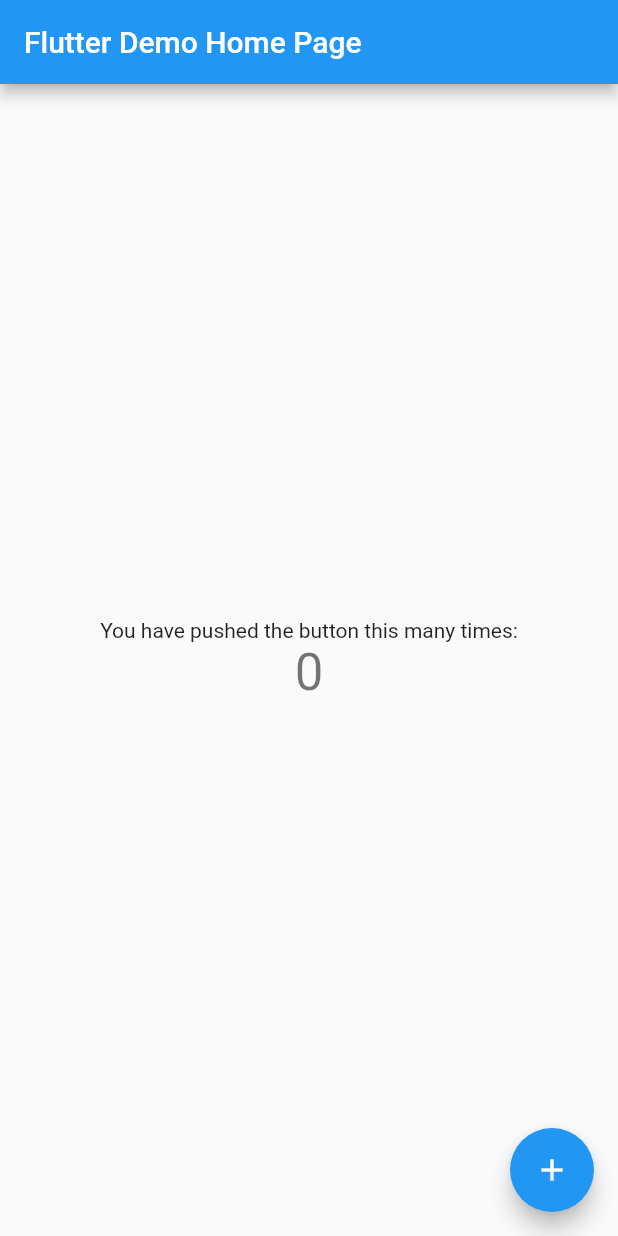
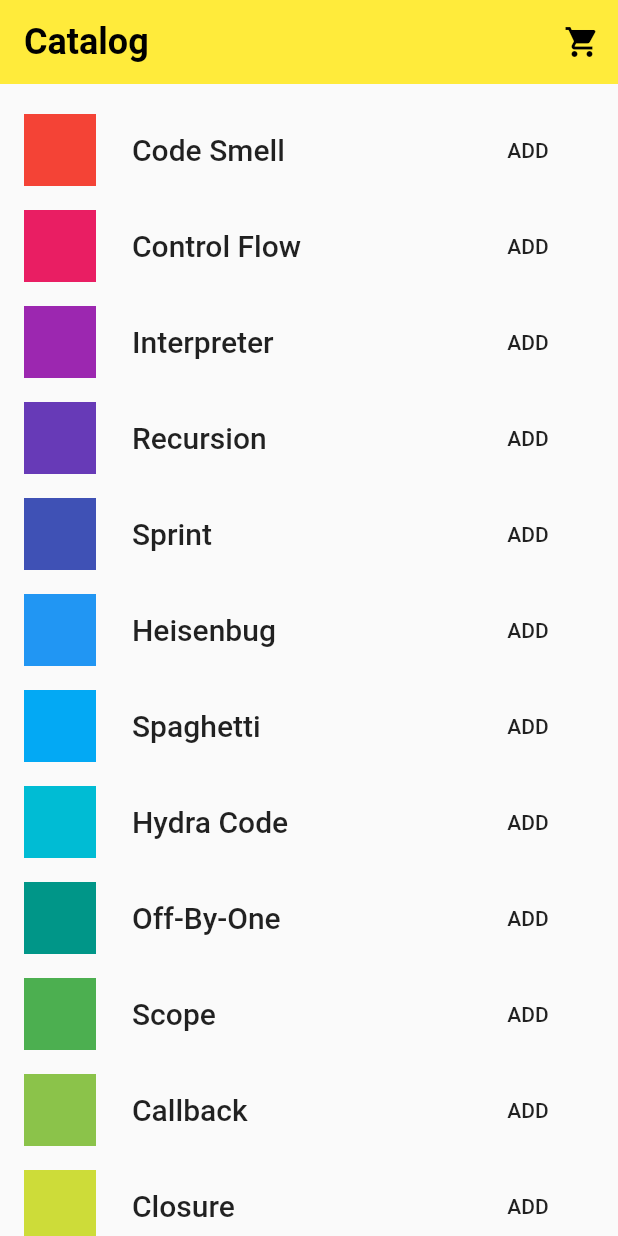
Before and after one commit to shibadog39/flutter-sandbox, a Flutter app: the screen it shows after launch, on a phone screen of 412 x 824 dp. Run offline on Flutter 3.47's test engine with Material 2 defaults, Android fonts, the phone set to English and light mode, and no system bars; Roboto replaces fonts that are missing (Corben).

Commit message:
impl simple cart with provider ref: https://github.com/flutter/samples/tree/master/provider_shopper

```diff
--- /dev/null
+++ b/lib/common/theme.dart
@@ -0,0 +1,18 @@
+
+// Copyright 2019 The Flutter team. All rights reserved.
+// Use of this source code is governed by a BSD-style license that can be
+// found in the LICENSE file.
+
+import 'package:flutter/material.dart';
+
+final appTheme = ThemeData(
+  primarySwatch: Colors.yellow,
+  textTheme: TextTheme(
+    display4: TextStyle(
+      fontFamily: 'Corben',
+      fontWeight: FontWeight.w700,
+      fontSize: 24,
+      color: Colors.black,
+    ),
+  ),
+);
--- a/lib/main.dart
+++ b/lib/main.dart
@@ -1,93 +1,45 @@
-// Copyright 2019 The Chromium Authors. All rights reserved.
+// Copyright 2019 The Flutter team. All rights reserved.
 // Use of this source code is governed by a BSD-style license that can be
 // found in the LICENSE file.
 
 import 'package:flutter/material.dart';
 import 'package:provider/provider.dart';
+import 'package:flutter_sandbox/common/theme.dart';
+import 'package:flutter_sandbox/models/cart.dart';
+import 'package:flutter_sandbox/models/catalog.dart';
+import 'package:flutter_sandbox/screens/cart.dart';
+import 'package:flutter_sandbox/screens/catalog.dart';
 
 void main() {
-  runApp(
-    // Provide the model to all widgets within the app. We're using
-    // ChangeNotifierProvider because that's a simple way to rebuild
-    // widgets when a model changes. We could also just use
-    // Provider, but then we would have to listen to Counter ourselves.
-    //
-    // Read Provider's docs to learn about all the available providers.
-    ChangeNotifierProvider(
-      // Initialize the model in the builder. That way, Provider
-      // can own Counter's lifecycle, making sure to call `dispose`
-      // when not needed anymore.
-      create: (context) => Counter(),
-      child: MyApp(),
-    ),
-  );
-}
-
-/// Simplest possible model, with just one field.
-///
-/// [ChangeNotifier] is a class in `flutter:foundation`. [Counter] does
-/// _not_ depend on Provider.
-class Counter with ChangeNotifier {
-  int value = 0;
-
-  void increment() {
-    value += 1;
-    notifyListeners();
-  }
+  runApp(MyApp());
 }
 
 class MyApp extends StatelessWidget {
   @override
   Widget build(BuildContext context) {
-    return MaterialApp(
-      title: 'Flutter Demo',
-      theme: ThemeData(
-        primarySwatch: Colors.blue,
-      ),
-      home: MyHomePage(),
-    );
-  }
-}
-
-class MyHomePage extends StatelessWidget {
-  @override
-  Widget build(BuildContext context) {
-    return Scaffold(
-      appBar: AppBar(
-        title: Text('Flutter Demo Home Page'),
-      ),
-      body: Center(
-        child: Column(
-          mainAxisAlignment: MainAxisAlignment.center,
-          children: <Widget>[
-            Text('You have pushed the button this many times:'),
-            // Consumer looks for an ancestor Provider widget
-            // and retrieves its model (Counter, in this case).
-            // Then it uses that model to build widgets, and will trigger
-            // rebuilds if the model is updated.
-            Consumer<Counter>(
-              builder: (context, counter, child) => Text(
-                '${counter.value}',
-                style: Theme.of(context).textTheme.display1,
-              ),
-            ),
-          ],
+    // Using MultiProvider is convenient when providing multiple objects.
+    return MultiProvider(
+      providers: [
+        // In this sample app, CatalogModel never changes, so a simple Provider
+        // is sufficient.
+        Provider(create: (context) => CatalogModel()),
+        // CartModel is implemented as a ChangeNotifier, which calls for the use
+        // of ChangeNotifierProvider. Moreover, CartModel depends
+        // on CatalogModel, so a ProxyProvider is needed.
+        ChangeNotifierProxyProvider<CatalogModel, CartModel>(
+          create: (context) => CartModel.empty(),
+          update: (context, catalog, previousCart) =>
+              CartModel(catalog, previousCart),
         ),
-      ),
-      floatingActionButton: FloatingActionButton(
-        // Provider.of is another way to access the model object held
-        // by an ancestor Provider. By default, even this listens to
-        // changes in the model, and rebuilds the whole encompassing widget
-        // when notified.
-        //
-        // By using `listen: false` below, we are disabling that
-        // behavior. We are only calling a function here, and so we don't care
-        // about the current value. Without `listen: false`, we'd be rebuilding
-        // the whole MyHomePage whenever Counter notifies listeners.
-        onPressed: () =>
-            Provider.of<Counter>(context, listen: false).increment(),
-        tooltip: 'Increment',
-        child: Icon(Icons.add),
+      ],
+      child: MaterialApp(
+        title: 'Provider Demo',
+        theme: appTheme,
+        initialRoute: '/',
+        routes: {
+          '/': (context) => MyCatalog(),
+          '/cart': (context) => MyCart(),
+        },
       ),
     );
   }
--- /dev/null
+++ b/lib/models/cart.dart
@@ -0,0 +1,43 @@
+// Copyright 2019 The Flutter team. All rights reserved.
+// Use of this source code is governed by a BSD-style license that can be
+// found in the LICENSE file.
+
+import 'package:flutter/foundation.dart';
+import 'package:flutter_sandbox/models/catalog.dart';
+
+class CartModel extends ChangeNotifier {
+  /// The current catalog. Used to construct items from numeric ids.
+  final CatalogModel _catalog;
+
+  /// Internal, private state of the cart. Stores the ids of each item.
+  final List<int> _itemIds;
+
+  /// Construct a CartModel instance that is backed by a [CatalogModel] and
+  /// an optional previous state of the cart.
+  ///
+  /// If [previous] is not `null`, its items are copied to the newly
+  /// constructed instance.
+  CartModel(this._catalog, CartModel previous)
+      : assert(_catalog != null),
+        _itemIds = previous?._itemIds ?? [];
+
+  /// An empty cart with no Catalog.
+  CartModel.empty()
+      : _catalog = null,
+        _itemIds = [];
+
+  /// List of items in the cart.
+  List<Item> get items => _itemIds.map((id) => _catalog.getById(id)).toList();
+
+  /// The current total price of all items.
+  int get totalPrice =>
+      items.fold(0, (total, current) => total + current.price);
+
+  /// Adds [item] to cart. This is the only way to modify the cart from outside.
+  void add(Item item) {
+    _itemIds.add(item.id);
+    // This line tells [Model] that it should rebuild the widgets that
+    // depend on it.
+    notifyListeners();
+  }
+}
--- /dev/null
+++ b/lib/models/catalog.dart
@@ -0,0 +1,63 @@
+// Copyright 2019 The Flutter team. All rights reserved.
+// Use of this source code is governed by a BSD-style license that can be
+// found in the LICENSE file.
+
+import 'package:flutter/material.dart';
+
+/// A proxy of the catalog of items the user can buy.
+///
+/// In a real app, this might be backed by a backend and cached on device.
+/// In this sample app, the catalog is procedurally generated and infinite.
+///
+/// For simplicity, the catalog is expected to be immutable (no products are
+/// expected to be added, removed or changed during the execution of the app).
+class CatalogModel {
+  static const _itemNames = [
+    'Code Smell',
+    'Control Flow',
+    'Interpreter',
+    'Recursion',
+    'Sprint',
+    'Heisenbug',
+    'Spaghetti',
+    'Hydra Code',
+    'Off-By-One',
+    'Scope',
+    'Callback',
+    'Closure',
+    'Automata',
+    'Bit Shift',
+    'Currying',
+  ];
+
+  /// Get item by [id].
+  ///
+  /// In this sample, the catalog is infinite, looping over [_itemNames].
+  Item getById(int id) => Item(id, _itemNames[id % _itemNames.length]);
+
+  /// Get item by its position in the catalog.
+  Item getByPosition(int position) {
+    // In this simplified case, an item's position in the catalog
+    // is also its id.
+    return getById(position);
+  }
+}
+
+@immutable
+class Item {
+  final int id;
+  final String name;
+  final Color color;
+  final int price = 42;
+
+  Item(this.id, this.name)
+  // To make the sample app look nicer, each item is given one of the
+  // Material Design primary colors.
+      : color = Colors.primaries[id % Colors.primaries.length];
+
+  @override
+  int get hashCode => id;
+
+  @override
+  bool operator ==(Object other) => other is Item && other.id == id;
+}
--- /dev/null
+++ b/lib/screens/catalog.dart
@@ -0,0 +1,97 @@
+// Copyright 2019 The Flutter team. All rights reserved.
+// Use of this source code is governed by a BSD-style license that can be
+// found in the LICENSE file.
+
+import 'package:flutter/material.dart';
+import 'package:provider/provider.dart';
+import 'package:flutter_sandbox/models/cart.dart';
+import 'package:flutter_sandbox/models/catalog.dart';
+
+class MyCatalog extends StatelessWidget {
+  @override
+  Widget build(BuildContext context) {
+    return Scaffold(
+      body: CustomScrollView(
+        slivers: [
+          _MyAppBar(),
+          SliverToBoxAdapter(child: SizedBox(height: 12)),
+          SliverList(
+            delegate: SliverChildBuilderDelegate(
+                    (context, index) => _MyListItem(index)),
+          ),
+        ],
+      ),
+    );
+  }
+}
+
+class _AddButton extends StatelessWidget {
+  final Item item;
+
+  const _AddButton({Key key, @required this.item}) : super(key: key);
+
+  @override
+  Widget build(BuildContext context) {
+    var cart = Provider.of<CartModel>(context);
+
+    return FlatButton(
+      onPressed: cart.items.contains(item) ? null : () => cart.add(item),
+      splashColor: Theme.of(context).primaryColor,
+      child: cart.items.contains(item)
+          ? Icon(Icons.check, semanticLabel: 'ADDED')
+          : Text('ADD'),
+    );
+  }
+}
+
+class _MyAppBar extends StatelessWidget {
+  @override
+  Widget build(BuildContext context) {
+    return SliverAppBar(
+      title: Text('Catalog', style: Theme.of(context).textTheme.display4),
+      floating: true,
+      actions: [
+        IconButton(
+          icon: Icon(Icons.shopping_cart),
+          onPressed: () => Navigator.pushNamed(context, '/cart'),
+        ),
+      ],
+    );
+  }
+}
+
+class _MyListItem extends StatelessWidget {
+  final int index;
+
+  _MyListItem(this.index, {Key key}) : super(key: key);
+
+  @override
+  Widget build(BuildContext context) {
+    var catalog = Provider.of<CatalogModel>(context);
+    var item = catalog.getByPosition(index);
+    var textTheme = Theme.of(context).textTheme.title;
+
+    return Padding(
+      padding: const EdgeInsets.symmetric(horizontal: 16, vertical: 8),
+      child: LimitedBox(
+        maxHeight: 48,
+        child: Row(
+          children: [
+            AspectRatio(
+              aspectRatio: 1,
+              child: Container(
+                color: item.color,
+              ),
+            ),
+            SizedBox(width: 24),
+            Expanded(
+              child: Text(item.name, style: textTheme),
+            ),
+            SizedBox(width: 24),
+            _AddButton(item: item),
+          ],
+        ),
+      ),
+    );
+  }
+}
```
Also changed, not shown: lib/screens/cart.dart (added, +83 -0 lines).
